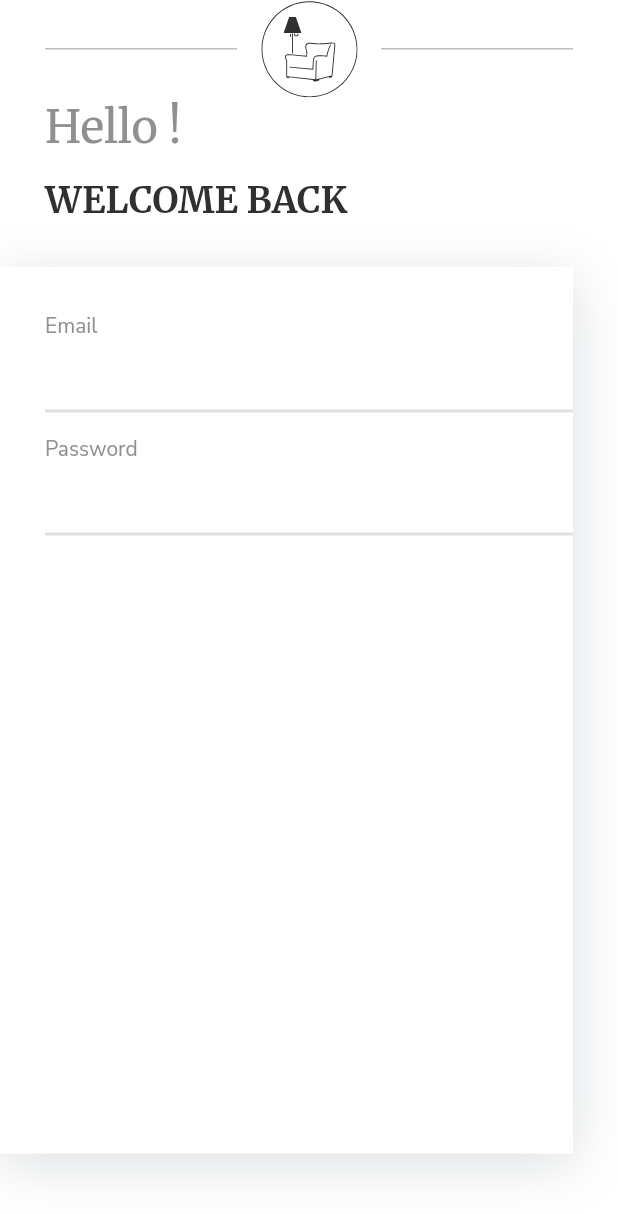
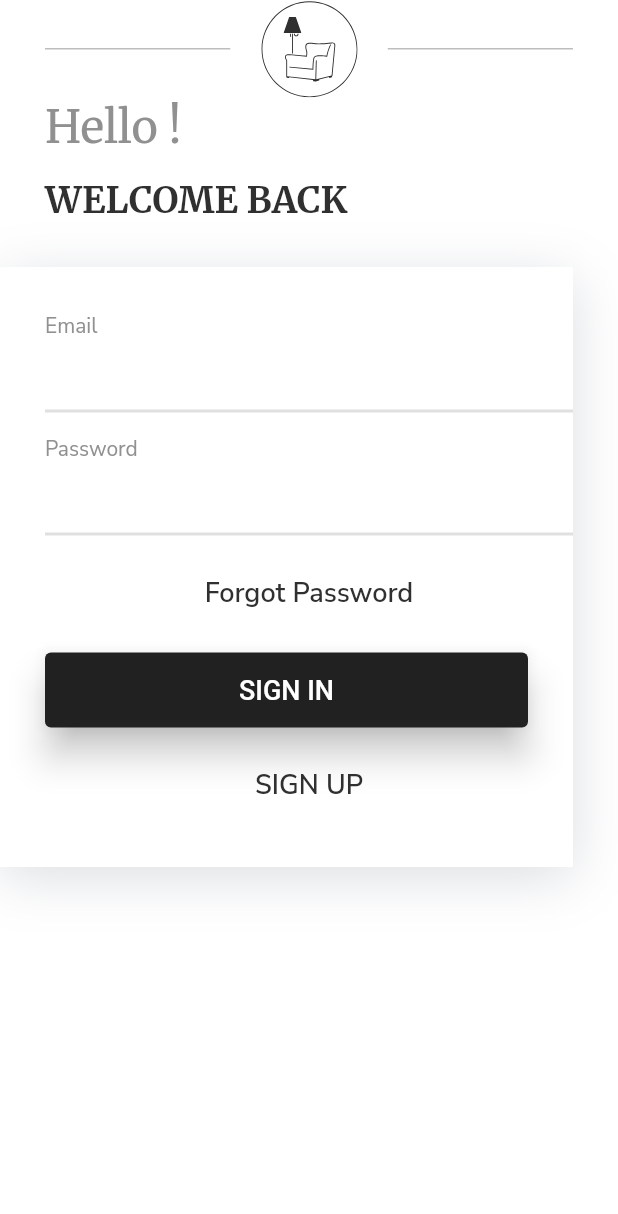
Before and after one commit to Emperator122/furniture_design_flutter, a Flutter app: the AuthPage screen opened directly, on a phone screen of 412 x 824 dp. Shown: the top 1214 px of the screen. Run offline on Flutter 3.47's test engine with Material 2 defaults, Android fonts, the phone set to English and light mode, and no system bars; our stand-ins replace flutter_svg, google_fonts; Roboto replaces fonts that are missing (Gelasio).

Commit message:
add auth page

```diff
--- a/lib/main.dart
+++ b/lib/main.dart
@@ -17,7 +17,7 @@ class MyApp extends StatelessWidget {
       theme: ThemeData(
         primarySwatch: Colors.blue,
         scaffoldBackgroundColor: const Color(0xFFFFFFFF),
-        textTheme: GoogleFonts.nunitoSansTextTheme()
+        textTheme: GoogleFonts.nunitoSansTextTheme(),
       ),
       home: const BoardingPage(),
     );
--- a/lib/registration/auth_page.dart
+++ b/lib/registration/auth_page.dart
@@ -1,6 +1,7 @@
 import 'package:flutter/material.dart';
 import 'package:furniture/registration/resources.dart';
 import 'package:furniture/registration/widgets/auth_header.dart';
+import 'package:furniture/ui/regular_button.dart';
 import 'package:furniture/ui/text_style.dart';
 
 class AuthPageVM {
@@ -80,7 +81,7 @@ class AuthPageState extends State<AuthPage> {
             fontFamily: MyTextFontFamily.merriweather,
           ),
           const SizedBox(
-            height: RegistrationSizes.authMainPadding / 2,
+            height: RegistrationSizes.authFormMargin,
           ),
           MyText.h2(
             RegistrationStrings.loginSubtitle,
@@ -94,24 +95,12 @@ class AuthPageState extends State<AuthPage> {
   }
 
   Widget _buildAuthForm() {
-    TextField _getTextField(TextEditingController controller) => TextField(
-          controller: _vm.emailController,
-          decoration: const InputDecoration(
-            enabledBorder: UnderlineInputBorder(
-              borderSide: BorderSide(
-                color: RegistrationColors.authFieldsUnderline,
-                width: 2.0,
-              ),
-            ),
-          ),
+    SizedBox _margin() =>
+        const SizedBox(
+          height: RegistrationSizes.authFormMargin,
         );
 
-    return Expanded(
-      child: Padding(
-        padding: EdgeInsets.only(
-          bottom: MediaQuery.of(context).size.height / 15,
-        ),
-        child: Container(
+    return Container(
       decoration: const BoxDecoration(
         boxShadow: [
           BoxShadow(
@@ -127,28 +116,100 @@ class AuthPageState extends State<AuthPage> {
         padding: const EdgeInsets.only(
           left: RegistrationSizes.authMainPadding,
           top: RegistrationSizes.authMainPadding,
+          bottom: RegistrationSizes.authMainPadding,
         ),
         child: Column(
-              crossAxisAlignment: CrossAxisAlignment.start,
+          crossAxisAlignment: CrossAxisAlignment.stretch,
           children: [
             MyText.h5(
               'Email',
               color: RegistrationColors.textGray,
             ),
-                _getTextField(_vm.emailController),
-                const SizedBox(
-                  height: RegistrationSizes.authMainPadding / 2,
-                ),
+            _emailField(),
+            _margin(),
             MyText.h5(
               'Password',
               color: RegistrationColors.textGray,
             ),
-                _getTextField(_vm.passwordController),
+            _passwordField(),
+            _margin(),
+            _forgotPasswordButton(),
+            _margin(),
+            _signInButton(),
+            _margin(),
+            _signUpButton(),
           ],
         ),
+      ),
+    );
+  }
+
+  Widget _emailField() =>
+      TextField(
+        controller: _vm.emailController,
+        decoration: const InputDecoration(
+          enabledBorder: UnderlineInputBorder(
+            borderSide: BorderSide(
+              color: RegistrationColors.authFieldsUnderline,
+              width: 2.0,
             ),
           ),
         ),
       );
+
+  Widget _passwordField() =>
+      TextField(
+        controller: _vm.passwordController,
+        decoration: const InputDecoration(
+          enabledBorder: UnderlineInputBorder(
+            borderSide: BorderSide(
+              color: RegistrationColors.authFieldsUnderline,
+              width: 2.0,
+            ),
+          ),
+        ),
+      );
+
+  Widget _forgotPasswordButton() =>
+      Center(
+        child: TextButton(
+          onPressed: () {
+            return;
+          },
+          child: MyText.h3(
+            RegistrationStrings.loginForgotPassword,
+            color: RegistrationColors.black,
+            customStyle: const TextStyle(fontWeight: FontWeight.w600),
+          ),
+        ),
+      );
+
+  Widget _signInButton() =>
+      Padding(
+        padding: const EdgeInsets.only(right: RegistrationSizes.authMainPadding),
+        child: SizedBox(
+          height: RegistrationSizes.authSignInButtonHeight,
+          child: RegularButton(
+            onPressed: () {
+              return;
+            },
+            text: RegistrationStrings.signIn,
+            elevation: 10,
+          ),
+        ),
+      );
+
+  Widget _signUpButton() =>
+      Center(
+        child: TextButton(
+          onPressed: () {
+            return;
+          },
+          child: MyText.h3(
+            RegistrationStrings.signUp,
+            color: RegistrationColors.black,
+            customStyle: const TextStyle(fontWeight: FontWeight.w600),
+          ),
+        ),
+      );
 }
-}
--- a/lib/registration/resources.dart
+++ b/lib/registration/resources.dart
@@ -15,6 +15,9 @@ class RegistrationStrings {
 
   static const loginTitle = 'Hello !';
   static const loginSubtitle = 'WELCOME BACK';
+  static const loginForgotPassword = 'Forgot Password';
+  static const signIn = 'SIGN IN';
+  static const signUp = 'SIGN UP';
 
   RegistrationStrings._();
 }
@@ -23,6 +26,8 @@ class RegistrationSizes {
   static const boardingButtonWidth = 159.0;
   static const boardingButtonHeight = 54.0;
   static const authMainPadding = 30.0;
+  static const authFormMargin = 15.0;
+  static const authSignInButtonHeight= 50.0;
 
   RegistrationSizes._();
 }
--- a/lib/registration/widgets/auth_header.dart
+++ b/lib/registration/widgets/auth_header.dart
@@ -1,5 +1,7 @@
 import 'package:flutter/material.dart';
 import 'package:flutter_svg/flutter_svg.dart';
+
+const double _linesMargin = 20.0;
 
 class AuthHeader extends StatelessWidget {
   const AuthHeader({Key? key}) : super(key: key);
@@ -10,26 +12,24 @@ class AuthHeader extends StatelessWidget {
       mainAxisAlignment: MainAxisAlignment.spaceBetween,
       crossAxisAlignment: CrossAxisAlignment.center,
       children: [
-        Flexible(
-          flex: 4,
-          child: _getDivider(),
-        ),
-        Flexible(
-          flex: 3,
+        _getDivider(),
+        Padding(
+          padding: const EdgeInsets.symmetric(horizontal: _linesMargin),
+          child: SizedBox(
             child: SvgPicture.asset(
               'assets/registration/header_icon.svg',
             ),
           ),
-        Flexible(
-          flex: 4,
-          child: _getDivider(),
         ),
+        _getDivider(),
       ],
     );
   }
 
-  Widget _getDivider() => Container(
+  Widget _getDivider() => Expanded(
+    child: Container(
           color: const Color(0xFFBDBDBD),
           height: 1,
+        ),
   );
 }
```
Lines whose indentation alone changed are shown as unchanged.
